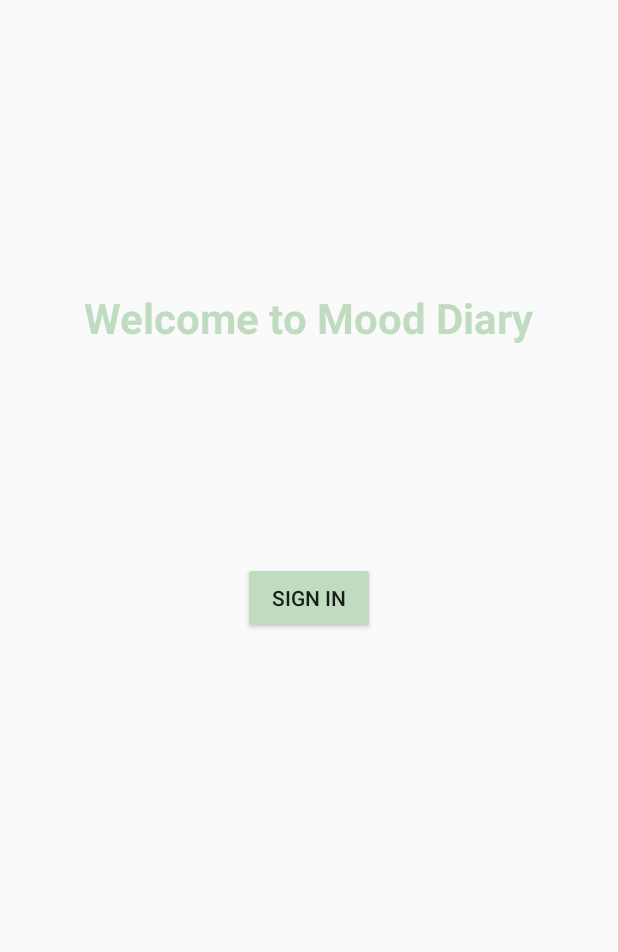
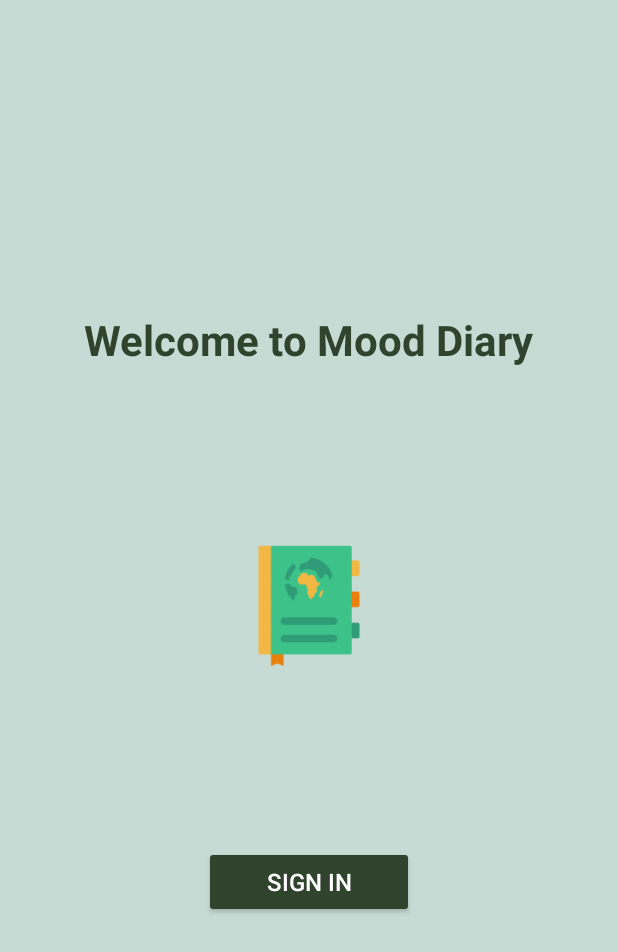
Before and after one commit to cyunyii/Mood-Diary, an Android app: the screen it shows after launch (MainActivity), on a phone screen of 412 x 824 dp. Shown: the top 952 px of the screen. Run offline under Robolectric (Android 15) with nearby library versions, the phone set to English and light mode, and no system bars; our stand-ins replace Firebase (no records; nobody signed in at launch, a user with empty details on screens opened directly); libraries missing offline, so code that uses them is left out: com.firebase.ui.

```diff
--- a/app/src/main/AndroidManifest.xml
+++ b/app/src/main/AndroidManifest.xml
@@ -10,9 +10,9 @@
         android:allowBackup="true"
         android:dataExtractionRules="@xml/data_extraction_rules"
         android:fullBackupContent="@xml/backup_rules"
-        android:icon="@mipmap/ic_launcher"
+        android:icon="@mipmap/logo"
         android:label="@string/app_name"
-        android:roundIcon="@mipmap/ic_launcher_round"
+        android:roundIcon="@mipmap/logo"
         android:supportsRtl="true"
         android:theme="@style/Theme.MoodDiary"
         tools:targetApi="31">
--- a/app/src/main/res/layout/activity_main.xml
+++ b/app/src/main/res/layout/activity_main.xml
@@ -4,75 +4,49 @@
     xmlns:tools="http://schemas.android.com/tools"
     android:layout_width="match_parent"
     android:layout_height="match_parent"
+    android:background="@color/green"
     tools:context=".MainActivity">
 
-<!--    <EditText-->
-<!--        android:id="@+id/editTextEmail"-->
-<!--        android:layout_width="267dp"-->
-<!--        android:layout_height="51dp"-->
-<!--        android:layout_marginTop="106dp"-->
-<!--        android:layout_marginBottom="45dp"-->
-<!--        android:ems="10"-->
-<!--        android:hint="Please enter your email"-->
-<!--        android:inputType="textEmailAddress"-->
-<!--        app:layout_constraintBottom_toTopOf="@+id/editTextPassword"-->
-<!--        app:layout_constraintEnd_toEndOf="parent"-->
-<!--        app:layout_constraintHorizontal_bias="0.509"-->
-<!--        app:layout_constraintStart_toStartOf="parent"-->
-<!--        app:layout_constraintTop_toTopOf="parent" />-->
 
-<!--    <EditText-->
-<!--        android:id="@+id/editTextPassword"-->
-<!--        android:layout_width="259dp"-->
-<!--        android:layout_height="51dp"-->
-<!--        android:layout_marginStart="67dp"-->
-<!--        android:layout_marginEnd="67dp"-->
-<!--        android:layout_marginBottom="37dp"-->
-<!--        android:ems="10"-->
-<!--        android:hint="Please enter your password"-->
-<!--        android:inputType="textPassword"-->
-<!--        app:layout_constraintBottom_toTopOf="@+id/buttonSignin"-->
-<!--        app:layout_constraintEnd_toEndOf="parent"-->
-<!--        app:layout_constraintStart_toStartOf="parent"-->
-<!--        app:layout_constraintTop_toBottomOf="@+id/editTextEmail" />-->
 
     <TextView
+        android:id="@+id/welcome"
         android:layout_width="wrap_content"
         android:layout_height="wrap_content"
         android:text="@string/Welcome"
         android:textStyle="bold"
-        android:textColor="@color/green"
+        android:textColor="@color/darkGreen"
         android:textSize="28sp"
         app:layout_constraintEnd_toEndOf="parent"
         app:layout_constraintStart_toStartOf="parent"
         app:layout_constraintTop_toTopOf="parent"
-        app:layout_constraintBottom_toBottomOf="@id/buttonSignin"
+        app:layout_constraintBottom_toBottomOf="@id/logo"
     ></TextView>
+
+    <ImageView
+        android:id="@+id/logo"
+        android:layout_width="100dp"
+        android:layout_height="100dp"
+        android:src="@mipmap/logo"
+        android:layout_marginBottom="20dp"
+        app:layout_constraintEnd_toEndOf="parent"
+        app:layout_constraintStart_toStartOf="parent"
+        app:layout_constraintTop_toTopOf="parent"
+        app:layout_constraintBottom_toBottomOf="parent"></ImageView>
 
     <Button
         android:id="@+id/buttonSignin"
-        android:layout_width="wrap_content"
+        android:layout_width="140dp"
         android:layout_height="wrap_content"
-        android:layout_marginBottom="27dp"
         android:text="Sign In"
-        android:backgroundTint="@color/green"
+        android:textSize="16sp"
+        android:backgroundTint="@color/darkGreen"
+        android:textColor="@color/white"
         app:layout_constraintEnd_toEndOf="parent"
         app:layout_constraintStart_toStartOf="parent"
-        app:layout_constraintTop_toTopOf="parent"
+        app:layout_constraintTop_toTopOf="@+id/logo"
         app:layout_constraintBottom_toBottomOf="parent"
        />
 
-<!--    <Button-->
-<!--        android:id="@+id/buttonSignup"-->
-<!--        android:layout_width="wrap_content"-->
-<!--        android:layout_height="wrap_content"-->
-<!--        android:layout_marginBottom="185dp"-->
-<!--        android:text="Sign Up"-->
-<!--        android:backgroundTint="@color/green"-->
-<!--        app:layout_constraintBottom_toBottomOf="parent"-->
-<!--        app:layout_constraintEnd_toEndOf="parent"-->
-<!--        app:layout_constraintHorizontal_bias="0.498"-->
-<!--        app:layout_constraintStart_toStartOf="parent"-->
-<!--        app:layout_constraintTop_toBottomOf="@+id/buttonSignin" />-->
 
 </androidx.constraintlayout.widget.ConstraintLayout>
--- a/app/src/main/res/values/colors.xml
+++ b/app/src/main/res/values/colors.xml
@@ -8,5 +8,7 @@
     <color name="black">#FF000000</color>
     <color name="white">#FFFFFFFF</color>
     <color name="grey_f3f3f3">#f3f3f3</color>
-    <color name="green">#C0DCC0</color>
+    <color name="green">#c7dbd5</color>
+    <color name="darkGreen">#30432D</color>
+    <color name="lemon">#D6861F</color>
 </resources>
```
Also changed, not shown: app/src/main/java/com/IN6222/myapplication/Adapter/PagerAdapter.java (+7 -3 lines), app/src/main/java/com/IN6222/myapplication/BaseFragment.java (+120 -42 lines), app/src/main/java/com/IN6222/myapplication/LogOut.java (+13 -7 lines), app/src/main/java/com/IN6222/myapplication/MainActivity.java (+28 -19 lines), app/src/main/java/com/IN6222/myapplication/MainFragment.java (+28 -37 lines), app/src/main/java/com/IN6222/myapplication/VisualFragment.java (+38 -33 lines), app/src/main/res/mipmap-mdpi/calendar.png (added), app/src/main/res/mipmap-mdpi/logo.png (added), app/src/main/res/mipmap-mdpi/people.png (added), app/src/main/res/mipmap-mdpi/peoplefill.png (added).
